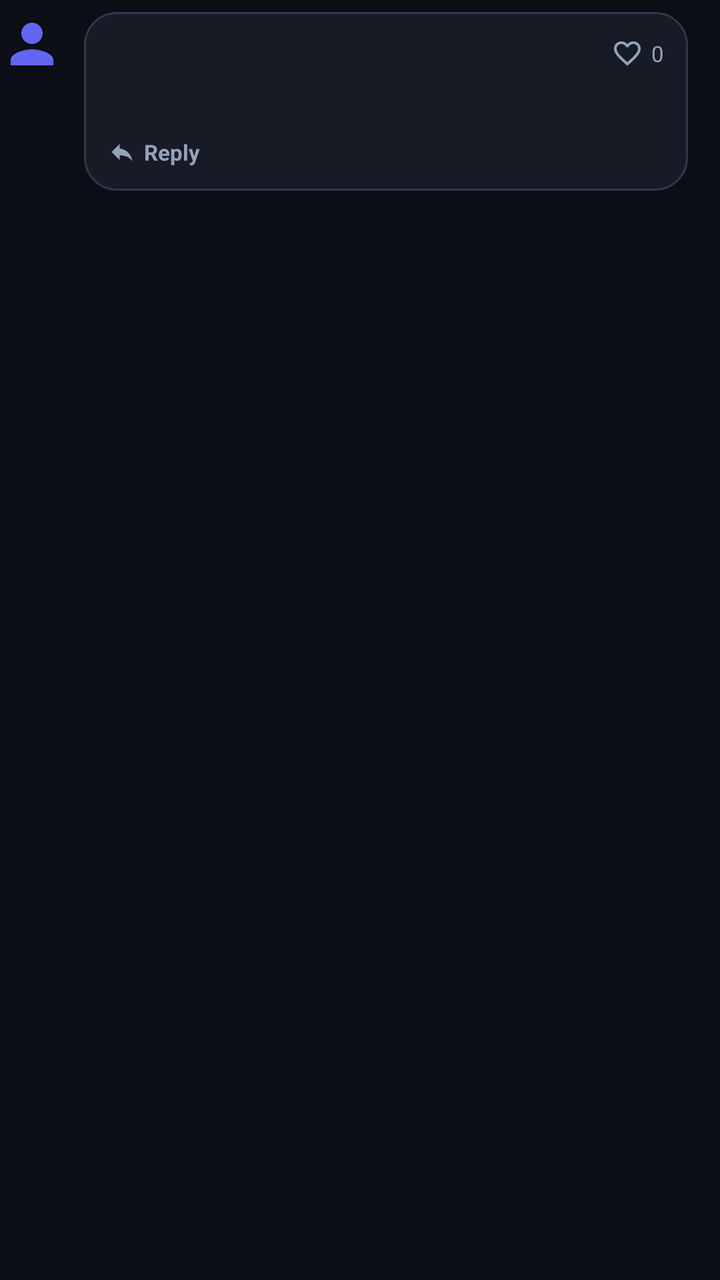
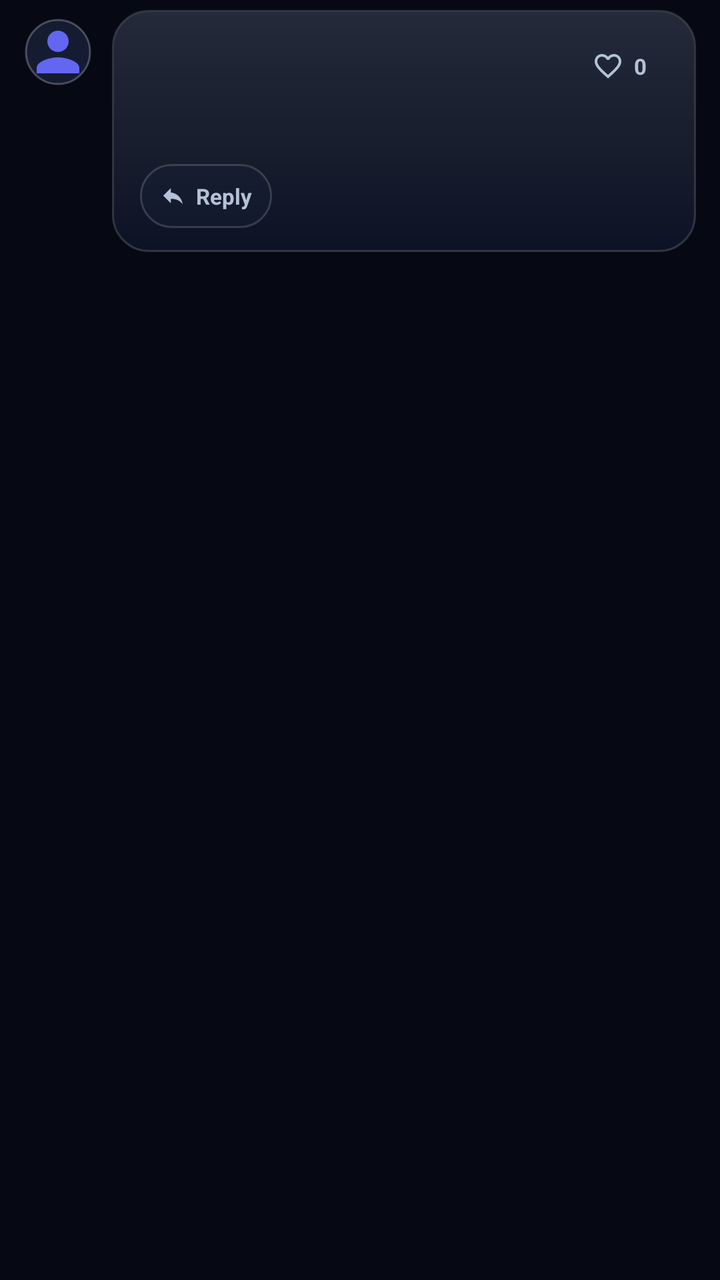

Two renders of the same Android screen: before a commit and after it. Below are the layout's source before the change and the commit's diff.
<!-- AndroidManifest.xml: application theme Theme.PersonaNet -->
<!-- res/layout/item_comment.xml -->
<?xml version="1.0" encoding="utf-8"?>
<LinearLayout xmlns:android="http://schemas.android.com/apk/res/android"
    xmlns:app="http://schemas.android.com/apk/res-auto"
    android:id="@+id/layout_comment_root"
    android:layout_width="match_parent"
    android:layout_height="wrap_content"
    android:orientation="horizontal"
    android:paddingEnd="16dp"
    android:paddingVertical="6dp">

    
    <View
        android:id="@+id/view_comment_nest_line"
        android:layout_width="2dp"
        android:layout_height="match_parent"
        android:layout_marginEnd="8dp"
        android:background="@color/border_divider"
        android:visibility="gone" />

    
    <com.google.android.material.imageview.ShapeableImageView
        android:id="@+id/image_comment_avatar"
        android:layout_width="32dp"
        android:layout_height="32dp"
        android:contentDescription="@string/app_name"
        android:scaleType="centerCrop"
        android:src="@drawable/ic_person_placeholder"
        app:shapeAppearanceOverlay="@style/ShapeAppearance.PersonaNet.Circle" />

    <LinearLayout
        android:layout_width="0dp"
        android:layout_height="wrap_content"
        android:layout_marginStart="10dp"
        android:layout_weight="1"
        android:background="@drawable/bg_rounded_card"
        android:orientation="vertical"
        android:padding="12dp">

        
        <LinearLayout
            android:layout_width="match_parent"
            android:layout_height="wrap_content"
            android:gravity="center_vertical"
            android:orientation="horizontal">

            <TextView
                android:id="@+id/text_comment_author"
                android:layout_width="wrap_content"
                android:layout_height="wrap_content"
                android:textColor="@color/text_primary"
                android:textSize="13sp"
                android:textStyle="bold" />

            <TextView
                android:id="@+id/text_comment_time"
                android:layout_width="wrap_content"
                android:layout_height="wrap_content"
                android:layout_marginStart="8dp"
                android:textColor="@color/text_tertiary"
                android:textSize="11sp" />

            <View
                android:layout_width="0dp"
                android:layout_height="1dp"
                android:layout_weight="1" />

            <LinearLayout
                android:id="@+id/btn_comment_like"
                android:layout_width="wrap_content"
                android:layout_height="wrap_content"
                android:background="?attr/selectableItemBackgroundBorderless"
                android:clickable="true"
                android:focusable="true"
                android:gravity="center_vertical"
                android:orientation="horizontal">

                <ImageView
                    android:id="@+id/image_comment_like_icon"
                    android:layout_width="16dp"
                    android:layout_height="16dp"
                    android:contentDescription="@string/likes_count"
                    android:src="@drawable/ic_heart_outline"
                    app:tint="@color/text_secondary" />

                <TextView
                    android:id="@+id/text_comment_likes"
                    android:layout_width="wrap_content"
                    android:layout_height="wrap_content"
                    android:layout_marginStart="4dp"
                    android:text="0"
                    android:textColor="@color/text_secondary"
                    android:textSize="11sp" />
            </LinearLayout>
        </LinearLayout>

        
        <TextView
            android:id="@+id/text_comment_reply_target"
            android:layout_width="wrap_content"
            android:layout_height="wrap_content"
            android:layout_marginTop="2dp"
            android:textColor="@color/violet_accent"
            android:textSize="11sp"
            android:visibility="gone" />

        
        <TextView
            android:id="@+id/text_comment_body"
            android:layout_width="match_parent"
            android:layout_height="wrap_content"
            android:layout_marginTop="6dp"
            android:textColor="@color/text_primary"
            android:textSize="14sp" />

        
        <LinearLayout
            android:id="@+id/btn_comment_reply"
            android:layout_width="wrap_content"
            android:layout_height="wrap_content"
            android:layout_marginTop="8dp"
            android:background="?attr/selectableItemBackgroundBorderless"
            android:clickable="true"
            android:focusable="true"
            android:gravity="center_vertical"
            android:orientation="horizontal">

            <ImageView
                android:layout_width="14dp"
                android:layout_height="14dp"
                android:contentDescription="Reply"
                android:src="@drawable/ic_reply"
                app:tint="@color/text_secondary" />

            <TextView
                android:layout_width="wrap_content"
                android:layout_height="wrap_content"
                android:layout_marginStart="4dp"
                android:text="Reply"
                android:textColor="@color/text_secondary"
                android:textSize="11sp"
                android:textStyle="bold" />
        </LinearLayout>
    </LinearLayout>

</LinearLayout>
<!-- resources referenced by this layout -->
<resources>
  <color name="border_divider">#2E384D</color>
  <color name="text_primary">#F1F5F9</color>
  <color name="text_secondary">#94A3B8</color>
  <color name="text_tertiary">#64748B</color>
  <color name="violet_accent">#8B5CF6</color>
  <!-- drawable bg_rounded_card (drawable) -->
  <?xml version="1.0" encoding="utf-8"?>
  <shape xmlns:android="http://schemas.android.com/apk/res/android"
      android:shape="rectangle">
      <solid android:color="@color/surface_card" />
      <corners android:radius="16dp" />
      <stroke
          android:width="1dp"
          android:color="@color/border_divider" />
  </shape>
  <style name="Theme.PersonaNet" parent="Theme.Material3.DayNight.NoActionBar">
          
          <item name="colorPrimary">@color/indigo_primary</item>
          <item name="colorOnPrimary">@color/white</item>
          <item name="colorPrimaryContainer">@color/surface_elevated</item>
          <item name="colorOnPrimaryContainer">@color/text_primary</item>
          
          <item name="colorSecondary">@color/violet_accent</item>
          <item name="colorOnSecondary">@color/white</item>
  
          
          <item name="android:windowBackground">@color/bg_midnight</item>
          <item name="colorSurface">@color/surface_card</item>
          <item name="colorOnSurface">@color/text_primary</item>
          <item name="colorSurfaceVariant">@color/surface_elevated</item>
          <item name="colorOnSurfaceVariant">@color/text_secondary</item>
  
          
          <item name="android:statusBarColor">@color/bg_midnight</item>
          <item name="android:navigationBarColor">@color/bg_midnight</item>
          <item name="android:windowLightStatusBar">false</item>
          <item name="android:windowLightNavigationBar">false</item>
  
          <item name="android:textColorPrimary">@color/text_primary</item>
          <item name="android:textColorSecondary">@color/text_secondary</item>
      </style>
  <color name="surface_card">#161B26</color>
  <color name="indigo_primary">#6366F1</color>
  <color name="surface_elevated">#1F2637</color>
  <color name="bg_midnight">#0B0E14</color>
  <!-- unchanged entries left out for length: 7 -->
</resources>

<!-- the commit's change to res/layout/item_comment.xml (unified diff, before → after) -->
@@ -5,28 +5,42 @@
     android:layout_width="match_parent"
     android:layout_height="wrap_content"
     android:orientation="horizontal"
-    android:paddingEnd="16dp"
-    android:paddingVertical="6dp">
+    android:paddingStart="12dp"
+    android:paddingEnd="12dp"
+    android:paddingVertical="5dp">
 
     
+    <LinearLayout
+        android:id="@+id/layout_nest_lines"
+        android:layout_width="wrap_content"
+        android:layout_height="match_parent"
+        android:orientation="horizontal"
+        android:visibility="gone" />
+
     <View
         android:id="@+id/view_comment_nest_line"
         android:layout_width="2dp"
         android:layout_height="match_parent"
         android:layout_marginEnd="8dp"
-        android:background="@color/border_divider"
+        android:background="@color/glass_border_accent"
         android:visibility="gone" />
 
     
     <com.google.android.material.imageview.ShapeableImageView
         android:id="@+id/image_comment_avatar"
-        android:layout_width="32dp"
-        android:layout_height="32dp"
+        android:layout_width="34dp"
+        android:layout_height="34dp"
+        android:layout_marginTop="4dp"
+        android:background="@color/surface_elevated"
         android:contentDescription="@string/app_name"
+        android:padding="1dp"
         android:scaleType="centerCrop"
         android:src="@drawable/ic_person_placeholder"
-        app:shapeAppearanceOverlay="@style/ShapeAppearance.PersonaNet.Circle" />
+        app:shapeAppearanceOverlay="@style/ShapeAppearance.PersonaNet.Circle"
+        app:strokeColor="@color/glass_border_bright"
+        app:strokeWidth="1dp" />
 
+    
     <LinearLayout
         android:layout_width="0dp"
         android:layout_height="wrap_content"
@@ -34,7 +48,8 @@
         android:layout_weight="1"
         android:background="@drawable/bg_rounded_card"
         android:orientation="vertical"
-        android:padding="12dp">
+        android:paddingHorizontal="14dp"
+        android:paddingVertical="12dp">
 
         
         <LinearLayout
@@ -47,32 +62,34 @@
                 android:id="@+id/text_comment_author"
                 android:layout_width="wrap_content"
                 android:layout_height="wrap_content"
+                android:ellipsize="end"
+                android:maxLines="1"
                 android:textColor="@color/text_primary"
                 android:textSize="13sp"
                 android:textStyle="bold" />
 
             <TextView
                 android:id="@+id/text_comment_time"
-                android:layout_width="wrap_content"
+                android:layout_width="0dp"
                 android:layout_height="wrap_content"
                 android:layout_marginStart="8dp"
+                android:layout_weight="1"
+                android:ellipsize="end"
+                android:maxLines="1"
                 android:textColor="@color/text_tertiary"
                 android:textSize="11sp" />
-
-            <View
-                android:layout_width="0dp"
-                android:layout_height="1dp"
-                android:layout_weight="1" />
 
             <LinearLayout
                 android:id="@+id/btn_comment_like"
                 android:layout_width="wrap_content"
-                android:layout_height="wrap_content"
+                android:layout_height="32dp"
                 android:background="?attr/selectableItemBackgroundBorderless"
                 android:clickable="true"
                 android:focusable="true"
                 android:gravity="center_vertical"
-                android:orientation="horizontal">
+                android:minWidth="44dp"
+                android:orientation="horizontal"
+                android:paddingHorizontal="6dp">
 
                 <ImageView
                     android:id="@+id/image_comment_like_icon"
@@ -86,10 +103,11 @@
                     android:id="@+id/text_comment_likes"
                     android:layout_width="wrap_content"
                     android:layout_height="wrap_content"
-                    android:layout_marginStart="4dp"
+                    android:layout_marginStart="5dp"
                     android:text="0"
                     android:textColor="@color/text_secondary"
-                    android:textSize="11sp" />
+                    android:textSize="11sp"
+                    android:textStyle="bold" />
             </LinearLayout>
         </LinearLayout>
 
@@ -99,8 +117,9 @@
             android:layout_width="wrap_content"
             android:layout_height="wrap_content"
             android:layout_marginTop="2dp"
-            android:textColor="@color/violet_accent"
+            android:textColor="@color/cyan_accent"
             android:textSize="11sp"
+            android:textStyle="bold"
             android:visibility="gone" />
 
         
@@ -109,36 +128,60 @@
             android:layout_width="match_parent"
             android:layout_height="wrap_content"
             android:layout_marginTop="6dp"
+            android:lineSpacingExtra="3dp"
             android:textColor="@color/text_primary"
             android:textSize="14sp" />
 
         
         <LinearLayout
-            android:id="@+id/btn_comment_reply"
-            android:layout_width="wrap_content"
+            android:layout_width="match_parent"
             android:layout_height="wrap_content"
             android:layout_marginTop="8dp"
-            android:background="?attr/selectableItemBackgroundBorderless"
-            android:clickable="true"
-            android:focusable="true"
             android:gravity="center_vertical"
             android:orientation="horizontal">
 
-            <ImageView
-                android:layout_width="14dp"
-                android:layout_height="14dp"
-                android:contentDescription="Reply"
-                android:src="@drawable/ic_reply"
-                app:tint="@color/text_secondary" />
+            <LinearLayout
+                android:id="@+id/btn_comment_reply"
+                android:layout_width="wrap_content"
+                android:layout_height="32dp"
+                android:background="@drawable/bg_glass_pill"
+                android:clickable="true"
+                android:focusable="true"
+                android:gravity="center_vertical"
+                android:orientation="horizontal"
+                android:paddingHorizontal="10dp">
+
+                <ImageView
+                    android:layout_width="13dp"
+                    android:layout_height="13dp"
+                    android:contentDescription="Reply"
+                    android:src="@drawable/ic_reply"
+                    app:tint="@color/text_secondary" />
+
+                <TextView
+                    android:layout_width="wrap_content"
+                    android:layout_height="wrap_content"
+                    android:layout_marginStart="5dp"
+                    android:text="Reply"
+                    android:textColor="@color/text_secondary"
+                    android:textSize="11sp"
+                    android:textStyle="bold" />
+            </LinearLayout>
 
             <TextView
+                android:id="@+id/btn_toggle_replies"
                 android:layout_width="wrap_content"
-                android:layout_height="wrap_content"
-                android:layout_marginStart="4dp"
-                android:text="Reply"
-                android:textColor="@color/text_secondary"
+                android:layout_height="32dp"
+                android:layout_marginStart="8dp"
+                android:background="@drawable/bg_glass_pill_accent"
+                android:clickable="true"
+                android:focusable="true"
+                android:gravity="center"
+                android:paddingHorizontal="10dp"
+                android:textColor="@color/indigo_primary"
                 android:textSize="11sp"
-                android:textStyle="bold" />
+                android:textStyle="bold"
+                android:visibility="gone" />
         </LinearLayout>
     </LinearLayout>
 
<!-- resource entries referenced after the edit -->
@@ -1,29 +1,85 @@
 <!-- resources referenced by this layout -->
 <resources>
-  <color name="border_divider">#2E384D</color>
-  <color name="text_primary">#F1F5F9</color>
-  <color name="text_secondary">#94A3B8</color>
-  <color name="text_tertiary">#64748B</color>
-  <color name="violet_accent">#8B5CF6</color>
+  <color name="cyan_accent">#38BDF8</color>
+  <color name="glass_border_accent">#737C83FF</color>
+  <color name="glass_border_bright">#40FFFFFF</color>
+  <color name="border_divider">#29FFFFFF</color>
+  <color name="ripple_accent">#407C83FF</color>
+  <color name="text_primary">#F8FAFC</color>
+  <color name="text_secondary">#B4C2D8</color>
+  <color name="text_tertiary">#7C8CA6</color>
+  <!-- drawable bg_glass_pill (drawable) -->
+  <?xml version="1.0" encoding="utf-8"?>
+  <ripple xmlns:android="http://schemas.android.com/apk/res/android"
+      android:color="@color/ripple_color">
+      <item>
+          <shape android:shape="rectangle">
+              <solid android:color="@color/glass_surface_subtle" />
+              <corners android:radius="@dimen/glass_radius_pill" />
+              <stroke
+                  android:width="1dp"
+                  android:color="@color/border_divider" />
+          </shape>
+      </item>
+  </ripple>
+  <!-- drawable bg_glass_pill_accent (drawable) -->
+  <?xml version="1.0" encoding="utf-8"?>
+  <ripple xmlns:android="http://schemas.android.com/apk/res/android"
+      android:color="@color/ripple_accent">
+      <item>
+          <shape android:shape="rectangle">
+              <gradient
+                  android:angle="0"
+                  android:startColor="#337C83FF"
+                  android:endColor="#2938BDF8"
+                  android:type="linear" />
+              <corners android:radius="@dimen/glass_radius_pill" />
+              <stroke
+                  android:width="1dp"
+                  android:color="@color/glass_border_accent" />
+          </shape>
+      </item>
+  </ripple>
+  <color name="violet_accent">#A78BFA</color>
+  <color name="indigo_glow">#387C83FF</color>
   <!-- drawable bg_rounded_card (drawable) -->
   <?xml version="1.0" encoding="utf-8"?>
-  <shape xmlns:android="http://schemas.android.com/apk/res/android"
-      android:shape="rectangle">
-      <solid android:color="@color/surface_card" />
-      <corners android:radius="16dp" />
-      <stroke
-          android:width="1dp"
-          android:color="@color/border_divider" />
-  </shape>
+  <layer-list xmlns:android="http://schemas.android.com/apk/res/android">
+      <item>
+          <shape android:shape="rectangle">
+              <solid android:color="@color/surface_card" />
+              <corners android:radius="18dp" />
+              <stroke
+                  android:width="1dp"
+                  android:color="@color/border_divider" />
+          </shape>
+      </item>
+      <item
+          android:left="1dp"
+          android:right="1dp"
+          android:top="1dp"
+          android:bottom="1dp">
+          <shape android:shape="rectangle">
+              <gradient
+                  android:angle="270"
+                  android:startColor="#18FFFFFF"
+                  android:endColor="@color/glass_sheen_none"
+                  android:type="linear" />
+              <corners android:radius="17dp" />
+          </shape>
+      </item>
+  </layer-list>
   <style name="Theme.PersonaNet" parent="Theme.Material3.DayNight.NoActionBar">
           
           <item name="colorPrimary">@color/indigo_primary</item>
           <item name="colorOnPrimary">@color/white</item>
           <item name="colorPrimaryContainer">@color/surface_elevated</item>
           <item name="colorOnPrimaryContainer">@color/text_primary</item>
-          
+  
           <item name="colorSecondary">@color/violet_accent</item>
           <item name="colorOnSecondary">@color/white</item>
+          <item name="colorSecondaryContainer">@color/indigo_glow</item>
+          <item name="colorOnSecondaryContainer">@color/text_primary</item>
   
           
           <item name="android:windowBackground">@color/bg_midnight</item>
@@ -31,20 +87,87 @@
           <item name="colorOnSurface">@color/text_primary</item>
           <item name="colorSurfaceVariant">@color/surface_elevated</item>
           <item name="colorOnSurfaceVariant">@color/text_secondary</item>
+          <item name="colorOutline">@color/border_divider</item>
+          <item name="colorControlHighlight">@color/ripple_color</item>
   
           
-          <item name="android:statusBarColor">@color/bg_midnight</item>
-          <item name="android:navigationBarColor">@color/bg_midnight</item>
+          <item name="android:statusBarColor">@android:color/transparent</item>
+          <item name="android:navigationBarColor">@android:color/transparent</item>
           <item name="android:windowLightStatusBar">false</item>
           <item name="android:windowLightNavigationBar">false</item>
+          <item name="android:enforceNavigationBarContrast">false</item>
+          <item name="android:enforceStatusBarContrast">false</item>
   
           <item name="android:textColorPrimary">@color/text_primary</item>
           <item name="android:textColorSecondary">@color/text_secondary</item>
+          <item name="android:textColorHint">@color/text_tertiary</item>
+  
+          
+          <item name="alertDialogTheme">@style/Theme.PersonaNet.AlertDialog</item>
+          <item name="materialAlertDialogTheme">@style/Theme.PersonaNet.AlertDialog</item>
       </style>
-  <color name="surface_card">#161B26</color>
-  <color name="indigo_primary">#6366F1</color>
-  <color name="surface_elevated">#1F2637</color>
-  <color name="bg_midnight">#0B0E14</color>
+  <color name="ripple_color">#38FFFFFF</color>
+  <color name="glass_surface_subtle">#5918223A</color>
+  <dimen name="glass_radius_pill">28dp</dimen>
+  <color name="surface_card">#B311182B</color>
+  <color name="glass_sheen_none">#00FFFFFF</color>
+  <color name="indigo_primary">#7C83FF</color>
+  <color name="surface_elevated">#CC19223B</color>
+  <color name="bg_midnight">#060913</color>
+  <style name="Theme.PersonaNet.AlertDialog" parent="ThemeOverlay.Material3.MaterialAlertDialog">
+          <item name="android:windowBackground">@drawable/bg_glass_dialog</item>
+          <item name="android:windowAnimationStyle">@style/GlassDialogAnimation</item>
+          <item name="android:backgroundDimAmount">0.60</item>
+          <item name="colorSurface">@color/glass_surface_dialog</item>
+          <item name="colorOnSurface">@color/text_primary</item>
+          <item name="colorPrimary">@color/indigo_primary</item>
+          <item name="buttonBarPositiveButtonStyle">@style/Widget.PersonaNet.DialogButton.Positive</item>
+          <item name="buttonBarNegativeButtonStyle">@style/Widget.PersonaNet.DialogButton.Negative</item>
+          <item name="buttonBarNeutralButtonStyle">@style/Widget.PersonaNet.DialogButton.Negative</item>
+      </style>
+  <!-- drawable bg_glass_dialog (drawable) -->
+  <?xml version="1.0" encoding="utf-8"?>
+  <layer-list xmlns:android="http://schemas.android.com/apk/res/android">
+      <item>
+          <shape android:shape="rectangle">
+              <solid android:color="@color/glass_surface_dialog" />
+              <corners android:radius="@dimen/glass_radius_dialog" />
+              <stroke
+                  android:width="1dp"
+                  android:color="@color/glass_border_bright" />
+          </shape>
+      </item>
+      <item
+          android:left="1dp"
+          android:right="1dp"
+          android:top="1dp"
+          android:bottom="1dp">
+          <shape android:shape="rectangle">
+              <gradient
+                  android:angle="270"
+                  android:startColor="#26FFFFFF"
+                  android:centerColor="#08FFFFFF"
+                  android:endColor="@color/glass_sheen_none"
+                  android:type="linear" />
+              <corners android:radius="25dp" />
+          </shape>
+      </item>
+  </layer-list>
+  <style name="GlassDialogAnimation">
+          <item name="android:windowEnterAnimation">@anim/glass_dialog_in</item>
+          <item name="android:windowExitAnimation">@anim/glass_dialog_out</item>
+      </style>
+  <color name="glass_surface_dialog">#EB11182B</color>
+  <style name="Widget.PersonaNet.DialogButton.Positive" parent="Widget.Material3.Button.TextButton.Dialog">
+          <item name="android:textColor">@color/indigo_primary</item>
+          <item name="android:textStyle">bold</item>
+          <item name="rippleColor">@color/ripple_accent</item>
+      </style>
+  <style name="Widget.PersonaNet.DialogButton.Negative" parent="Widget.Material3.Button.TextButton.Dialog">
+          <item name="android:textColor">@color/text_secondary</item>
+          <item name="rippleColor">@color/ripple_color</item>
+      </style>
+  <dimen name="glass_radius_dialog">26dp</dimen>
   <!-- unchanged entries left out for length: 7 -->
 </resources>
 
